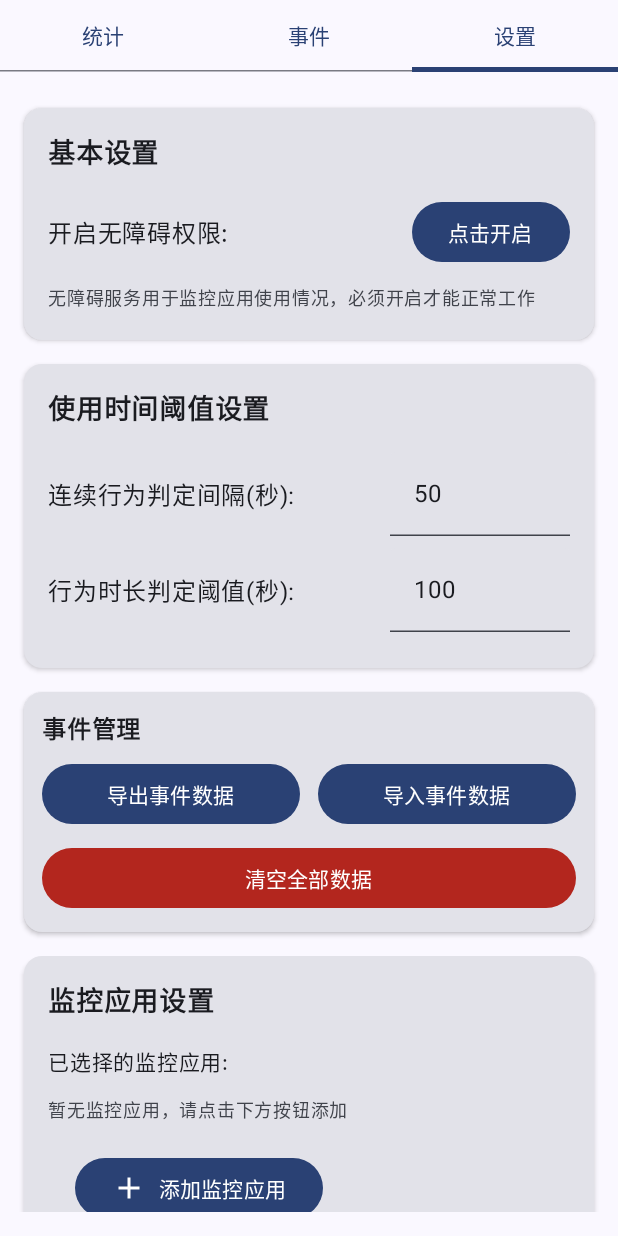
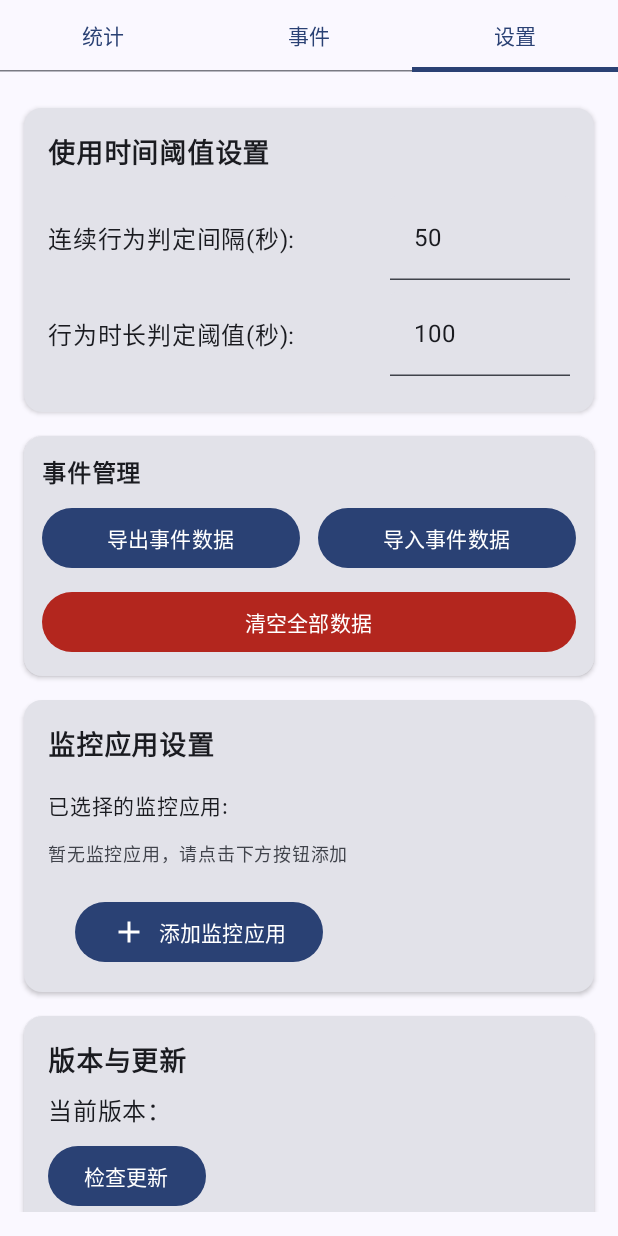
Before and after one commit to dazo6/milkmilk, an Android app built with Jetpack Compose: the screen it shows after launch (MainActivity), tab 3 chosen, on a phone screen of 412 x 824 dp. Run offline under Robolectric (Android 15) with nearby library versions, the phone set to English and light mode, and no system bars; our stand-ins replace Room's generated code, livedata-compose, paging.

Commit message:
优化应用筛选 支持简单搜索 不再依赖无障碍服务

```diff
--- a/app/src/main/java/com/dazo66/milkmilk/MainActivity.kt
+++ b/app/src/main/java/com/dazo66/milkmilk/MainActivity.kt
@@ -34,6 +34,8 @@ import androidx.compose.foundation.verticalScroll
 import androidx.compose.material.icons.Icons
 import androidx.compose.material.icons.filled.Add
 import androidx.compose.material.icons.filled.Delete
+import androidx.compose.material.icons.filled.Search
+import androidx.compose.material.icons.filled.Close
 import androidx.compose.material3.AlertDialog
 import androidx.compose.material3.Button
 import androidx.compose.material3.Card
@@ -119,24 +121,6 @@ class MainActivity : ComponentActivity() {
 }
 
 
-private fun isAccessibilityEnabled(activity: ComponentActivity): Boolean {
-    val serviceName: String = activity.packageName + ".MyAccessibilityService"
-    val enabled: Int = Settings.Secure.getInt(
-        activity.contentResolver,
-        Settings.Secure.ACCESSIBILITY_ENABLED,
-        0
-    )
-    Log.i("isAccessibilityEnabled", enabled.toString())
-    if (enabled == 1) {
-        val enabledServices: String = Settings.Secure.getString(
-            activity.contentResolver,
-            Settings.Secure.ENABLED_ACCESSIBILITY_SERVICES
-        )
-        return enabledServices.contains(serviceName)
-    }
-    return false
-}
-
 private fun isUsageAccessGranted(context: Context): Boolean {
     val appOpsManager = context.getSystemService(Context.APP_OPS_SERVICE) as AppOpsManager
     val mode = appOpsManager.checkOpNoThrow(
@@ -147,18 +131,6 @@ private fun isUsageAccessGranted(context: Context): Boolean {
     return mode == AppOpsManager.MODE_ALLOWED
 }
 
-private fun checkAccessibilityEnabled(activity: ComponentActivity) {
-    if (!isAccessibilityEnabled(activity)) {
-        android.app.AlertDialog.Builder(activity)
-            .setTitle("需要无障碍权限")
-            .setMessage("该功能需要开启无障碍服务支持")
-            .setPositiveButton("立即开启") { d: DialogInterface?, w: Int ->
-                startActivity(activity, Intent(Settings.ACTION_ACCESSIBILITY_SETTINGS), null)
-            }
-            .setNegativeButton("取消", null)
-            .show()
-    }
-}
 
 private fun checkUsageAccessPermission(activity: ComponentActivity) {
     if (!isUsageAccessGranted(activity)) {
@@ -1064,13 +1036,12 @@ fun NumberInput(label: String, value: Int, onValueChange: (Int) -> Unit) {
 @Composable
 fun SettingsTab(viewModel: MainViewModel) {
     val context = LocalContext.current
-    val activity = context as ComponentActivity
     // 获取当前 Activity 的生命周期
     val lifecycleOwner = androidx.lifecycle.compose.LocalLifecycleOwner.current
-    // 用于更新按钮
-    var isForeground by remember { mutableStateOf(false) }
     // 导出/导入所需协程与消息
     val scope = rememberCoroutineScope()
+    // 应用选择对话框搜索关键字
+    var appSearchQuery by remember { mutableStateOf("") }
 
     val importLauncher = androidx.activity.compose.rememberLauncherForActivityResult(
         androidx.activity.result.contract.ActivityResultContracts.OpenDocument()
@@ -1093,7 +1064,6 @@ fun SettingsTab(viewModel: MainViewModel) {
         val observer = LifecycleEventObserver { _, event ->
             when (event) {
                 Lifecycle.Event.ON_START -> {
-                    isForeground = !isAccessibilityEnabled(activity)
                     // 记录应用当前处于前台
                     val prefs = context.getSharedPreferences("app_settings", Context.MODE_PRIVATE)
                     prefs.edit().putBoolean("app_foreground", true).apply()
@@ -1102,7 +1072,6 @@ fun SettingsTab(viewModel: MainViewModel) {
                 }
 
                 Lifecycle.Event.ON_STOP -> {
-                    isForeground = !isAccessibilityEnabled(activity)
                     // 记录应用当前退到后台
                     val prefs = context.getSharedPreferences("app_settings", Context.MODE_PRIVATE)
                     prefs.edit().putBoolean("app_foreground", false).apply()
@@ -1124,38 +1093,6 @@ fun SettingsTab(viewModel: MainViewModel) {
             .padding(16.dp)
             .verticalScroll(rememberScrollState())
     ) {
-        // 无障碍服务设置
-        Card(
-            modifier = Modifier
-                .fillMaxWidth()
-                .padding(vertical = 8.dp),
-            elevation = CardDefaults.cardElevation(defaultElevation = 2.dp)
-        ) {
-            Column(modifier = Modifier.padding(16.dp)) {
-                Text("基本设置", fontWeight = FontWeight.Bold, fontSize = 18.sp)
-                Spacer(modifier = Modifier.height(16.dp))
-
-                Row(
-                    verticalAlignment = Alignment.CenterVertically,
-                    modifier = Modifier.fillMaxWidth()
-                ) {
-                    Text("开启无障碍权限:", modifier = Modifier.weight(1f))
-                    Button(
-                        onClick = { checkAccessibilityEnabled(activity) },
-                        enabled = isForeground
-                    ) {
-                        Text("点击开启")
-                    }
-                }
-
-                Spacer(modifier = Modifier.height(8.dp))
-                Text(
-                    "无障碍服务用于监控应用使用情况，必须开启才能正常工作",
-                    fontSize = 12.sp,
-                    color = MaterialTheme.colorScheme.onSurfaceVariant
-                )
-            }
-        }
 
         // 阈值设置
         Card(
@@ -1339,41 +1276,6 @@ fun SettingsTab(viewModel: MainViewModel) {
         }
 
 
-        // 调试功能（仅 Debug 构建显示）
-        if (BuildConfig.DEBUG) {
-            Card(
-                modifier = Modifier
-                    .fillMaxWidth()
-                    .padding(vertical = 8.dp),
-                elevation = CardDefaults.cardElevation(defaultElevation = 2.dp)
-            ) {
-                Column(modifier = Modifier.padding(16.dp)) {
-                    Text("调试功能", fontWeight = FontWeight.Bold, fontSize = 18.sp)
-                    Spacer(modifier = Modifier.height(16.dp))
-                    Row(
-                        verticalAlignment = Alignment.CenterVertically,
-                        modifier = Modifier.fillMaxWidth()
-                    ) {
-                        Text("开启调试悬浮窗:", modifier = Modifier.weight(1f))
-                        androidx.compose.material3.Switch(
-                            checked = viewModel.debugOverlayEnabled,
-                            onCheckedChange = {
-                                viewModel.debugOverlayEnabled = it
-                                viewModel.saveDebugOverlayEnabled(context)
-                            }
-                        )
-                    }
-                    Spacer(modifier = Modifier.height(8.dp))
-                    Text(
-                        "需要无障碍权限，开启后，当本应用退到后台时，会在屏幕角落显示一个小窗，显示当前前台应用包名。",
-                        fontSize = 12.sp,
-                        color = MaterialTheme.colorScheme.onSurfaceVariant
-                    )
-                }
-            }
-        }
-
-
         // 更新提示对话框
         if (viewModel.showUpdateDialog && viewModel.latestVersionName != null) {
             AlertDialog(
@@ -1395,33 +1297,78 @@ fun SettingsTab(viewModel: MainViewModel) {
             )
         }
 
-        // 应用选择对话框
+        // 应用选择对话框（支持简单搜索）
         if (viewModel.showAppDialog) {
             AlertDialog(
-                onDismissRequest = { viewModel.showAppDialog = false },
+                onDismissRequest = {
+                    viewModel.showAppDialog = false
+                    appSearchQuery = ""
+                },
                 title = { Text("选择应用") },
                 text = {
+                    Column {
+                        TextField(
+                            value = appSearchQuery,
+                            onValueChange = { appSearchQuery = it },
+                            singleLine = true,
+                            placeholder = { Text("搜索应用名或包名") },
+                            leadingIcon = {
+                                Icon(imageVector = Icons.Filled.Search, contentDescription = null)
+                            },
+                            trailingIcon = {
+                                if (appSearchQuery.isNotEmpty()) {
+                                    IconButton(onClick = { appSearchQuery = "" }) {
+                                        Icon(imageVector = Icons.Filled.Close, contentDescription = "清空")
+                                    }
+                                }
+                            },
+                            modifier = Modifier.fillMaxWidth()
+                        )
+                        Spacer(modifier = Modifier.height(8.dp))
+
+                        val filteredApps = if (appSearchQuery.isBlank()) {
+                            viewModel.installedApps
+                        } else {
+                            viewModel.installedApps.filter {
+                                it.name.contains(appSearchQuery, ignoreCase = true) ||
+                                        it.packageName.contains(appSearchQuery, ignoreCase = true)
+                            }
+                        }
+
+                        if (filteredApps.isEmpty()) {
+                            Text(
+                                "无匹配结果",
+                                color = MaterialTheme.colorScheme.onSurfaceVariant,
+                                fontSize = 12.sp
+                            )
+                        } else {
                             LazyColumn {
-                        items(viewModel.installedApps.size) { index ->
-                            val app = viewModel.installedApps[index]
+                                items(filteredApps.size) { index ->
+                                    val app = filteredApps[index]
                                     Row(
                                         modifier = Modifier
                                             .fillMaxWidth()
                                             .clickable {
                                                 viewModel.addMonitoredApp(app)
                                                 viewModel.showAppDialog = false
+                                                appSearchQuery = ""
                                             }
                                             .padding(8.dp),
                                         verticalAlignment = Alignment.CenterVertically
                                     ) {
-                                Text(app.name)
+                                        Text(app.name, modifier = Modifier.weight(1f))
+                                    }
+                                }
                             }
                         }
                     }
                 },
                 confirmButton = { },
                 dismissButton = {
-                    TextButton(onClick = { viewModel.showAppDialog = false }) {
+                    TextButton(onClick = {
+                        viewModel.showAppDialog = false
+                        appSearchQuery = ""
+                    }) {
                         Text("取消")
                     }
                 }
```
Also changed, not shown: app/src/main/AndroidManifest.xml (+0 -15 lines), app/src/main/java/com/dazo66/milkmilk/service/AppMonitorService.kt (+10 -19 lines). Lines whose indentation alone changed are shown as unchanged.
